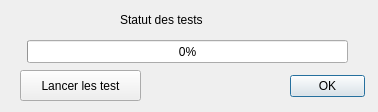
KDE/kopete, file libkopete/upnp/sample_progress_bar/progressTests.ui: the form before one commit.
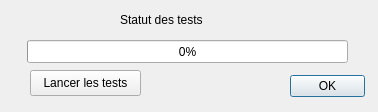
The form after the commit.

Commit message: refactoring code sample application for the test

Diff of the .ui file:
```diff
--- a/libkopete/upnp/sample_progress_bar/progressTests.ui
+++ b/libkopete/upnp/sample_progress_bar/progressTests.ui
@@ -28,19 +28,6 @@
     <set>QDialogButtonBox::Ok</set>
    </property>
   </widget>
-  <widget class="QToolButton" name="runTestButton" >
-   <property name="geometry" >
-    <rect>
-     <x>20</x>
-     <y>70</y>
-     <width>121</width>
-     <height>31</height>
-    </rect>
-   </property>
-   <property name="text" >
-    <string>Lancer les test</string>
-   </property>
-  </widget>
   <widget class="QProgressBar" name="testsBar" >
    <property name="geometry" >
     <rect>
@@ -70,6 +57,19 @@
     <string>Statut des tests</string>
    </property>
   </widget>
+  <widget class="QPushButton" name="runTestButton" >
+   <property name="geometry" >
+    <rect>
+     <x>30</x>
+     <y>70</y>
+     <width>111</width>
+     <height>26</height>
+    </rect>
+   </property>
+   <property name="text" >
+    <string>Lancer les tests</string>
+   </property>
+  </widget>
  </widget>
  <resources/>
  <connections>
```
Left out of the diff: 16 changed lines with no effect on the pictures. The commit also changes 3 other files.
